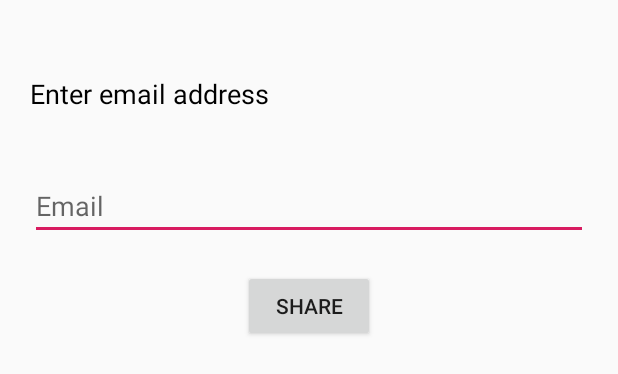
After one commit to sohail77/Restaurant-Referral, an Android app: the layout fragment_share_sheet.xml on its own in the app's theme, with its tools: preview values and no code run, on a phone screen of 412 x 824 dp. The commit adds this screen. Shown: the top 374 px of the screen. Run offline under Robolectric (Android 15) with nearby library versions, the phone set to English and light mode, and no system bars.

Commit message:
Added Bottom share sheet and Sharing Functionality

```diff
--- a/RestaurantReferral/app/build.gradle
+++ b/RestaurantReferral/app/build.gradle
@@ -23,7 +23,7 @@ dependencies {
     implementation fileTree(dir: 'libs', include: ['*.jar'])
     implementation 'com.android.support:appcompat-v7:28.0.0'
     implementation 'com.android.support:cardview-v7:28.0.0'
-    implementation'com.android.support:design:28.0.0'
+    implementation 'com.android.support:design:28.0.0'
     implementation 'com.android.support:palette-v7:28.0.0'
     implementation 'com.android.support:recyclerview-v7:28.0.0'
     implementation 'com.android.support.constraint:constraint-layout:1.1.3'
@@ -33,6 +33,7 @@ dependencies {
     implementation 'com.journeyapps:zxing-android-embedded:3.2.0@aar'
     implementation 'com.google.firebase:firebase-storage:16.0.4'
     implementation 'com.github.bumptech.glide:glide:4.9.0'
+    implementation 'com.android.support:support-v4:28.0.0'
     annotationProcessor 'com.github.bumptech.glide:compiler:4.9.0'
     testImplementation 'junit:junit:4.12'
     androidTestImplementation 'com.android.support.test:runner:1.0.2'
--- a/RestaurantReferral/app/src/main/java/com/sohail/restaurant_referral/Adapters/RestaurantListAdapter.java
+++ b/RestaurantReferral/app/src/main/java/com/sohail/restaurant_referral/Adapters/RestaurantListAdapter.java
@@ -53,6 +53,8 @@ public class RestaurantListAdapter extends RecyclerView.Adapter<RestaurantListAd
                 intent.putExtra("image",list.get(pos).getImageUrl());
                 intent.putExtra("lat",list.get(pos).getLat());
                 intent.putExtra("lon",list.get(pos).getLon());
+                intent.putExtra("phone",list.get(pos).getPhone());
+                intent.putExtra("email",list.get(pos).getEmail());
                 context.startActivity(intent);
             }
         });
--- a/RestaurantReferral/app/src/main/java/com/sohail/restaurant_referral/MainActivity.java
+++ b/RestaurantReferral/app/src/main/java/com/sohail/restaurant_referral/MainActivity.java
@@ -55,6 +55,8 @@ public class MainActivity extends AppCompatActivity {
                                 model.setName(document.getString("name"));
                                 model.setDescription(document.getString("description"));
                                 model.setImageUrl(document.getString("image"));
+                                model.setEmail(document.getString("email"));
+                                model.setPhone(document.getString("phone"));
                                 GeoPoint g=document.getGeoPoint("location");
                                 model.setLat(g.getLatitude());
                                 model.setLon(g.getLongitude());
--- /dev/null
+++ b/RestaurantReferral/app/src/main/res/layout/fragment_share_sheet.xml
@@ -0,0 +1,45 @@
+<?xml version="1.0" encoding="utf-8"?>
+<FrameLayout xmlns:android="http://schemas.android.com/apk/res/android"
+    xmlns:tools="http://schemas.android.com/tools"
+    android:layout_width="match_parent"
+    android:layout_height="match_parent"
+    tools:context=".Fragments.ShareSheetFragment">
+
+    <!-- TODO: Update blank fragment layout -->
+    <LinearLayout
+        android:layout_width="match_parent"
+        android:layout_marginTop="30dp"
+        android:layout_height="match_parent"
+        android:orientation="vertical"
+        >
+
+        <TextView
+            android:layout_width="match_parent"
+            android:layout_height="wrap_content"
+            android:text="Enter email address"
+            android:textSize="18sp"
+            android:textColor="@android:color/black"
+            android:layout_margin="20dp"
+
+            />
+
+        <EditText
+            android:layout_width="match_parent"
+            android:layout_height="wrap_content"
+            android:id="@+id/shareEmail"
+            android:layout_margin="20dp"
+            android:hint="Email"/>
+
+        <Button
+            android:layout_width="wrap_content"
+            android:layout_height="wrap_content"
+            android:id="@+id/sendBtn"
+            android:text="Share"
+            android:layout_gravity="center"/>
+
+
+
+    </LinearLayout>
+
+
+</FrameLayout>
--- /dev/null
+++ b/RestaurantReferral/app/src/main/res/values/dimens.xml
@@ -0,0 +1,5 @@
+<?xml version="1.0"?>
+<resources>
+    <dimen name="list_item_spacing">16dp</dimen>
+    <dimen name="list_item_spacing_half">8dp</dimen>
+</resources>
--- a/RestaurantReferral/app/src/main/res/values/strings.xml
+++ b/RestaurantReferral/app/src/main/res/values/strings.xml
@@ -1,3 +1,6 @@
 <resources>
     <string name="app_name">Restaurant-Referral</string>
+
+    <!-- TODO: Remove or change this placeholder text -->
+    <string name="hello_blank_fragment">Hello blank fragment</string>
 </resources>
```
Also changed, not shown: RestaurantReferral/app/src/main/java/com/sohail/restaurant_referral/Fragments/ShareSheetFragment.java (added, +163 -0 lines), RestaurantReferral/app/src/main/java/com/sohail/restaurant_referral/Models/RestaurantModel.java (+20 -2 lines), RestaurantReferral/app/src/main/java/com/sohail/restaurant_referral/RestaurantDetailActivity.java (+21 -2 lines).
